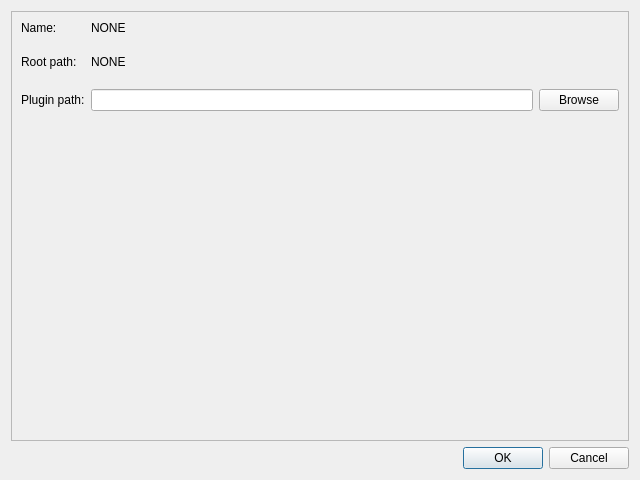
Old version of the form tools/editor/application/VadonEditor/UI/Project/ProjectSettingsDialog.ui in the repository janos-ijgyarto/vadon.
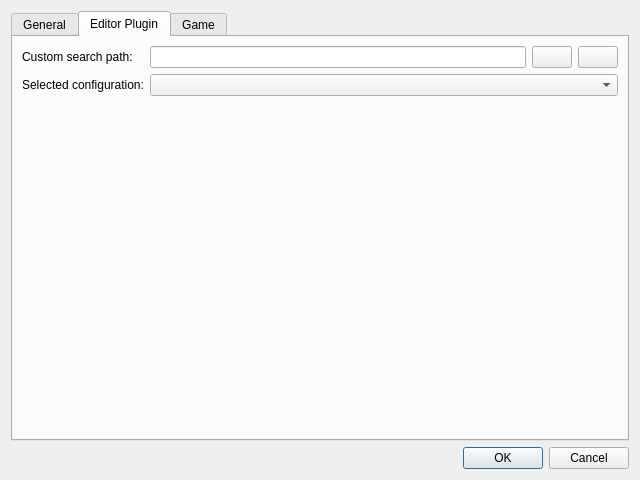
New version of the form. The open tabs and pages were chosen to show the change. Icons and pictures are not drawn.

Commit message: Editor plugin and game exe support, cache, misc. - Implemented system to detect and import Editor plugins and compatible game executables - Sharpmake generates import files for the demo game exe and editor plugin - Editor can set custom search paths for plugins and game exes, useful for developer iteration - Added command line arg used by editor simulator to select plugin config - Added logic to store local settings in project cache - Refactored QSettings usage in editor project manager, using common interface to get settings keys

The edit to the form file:
```diff
--- a/tools/editor/application/VadonEditor/UI/Project/ProjectSettingsDialog.ui
+++ b/tools/editor/application/VadonEditor/UI/Project/ProjectSettingsDialog.ui
@@ -21,25 +21,17 @@
   </property>
   <layout class="QVBoxLayout" name="verticalLayout">
    <item>
-    <widget class="QScrollArea" name="mainScrollArea">
-     <property name="widgetResizable">
-      <bool>true</bool>
+    <widget class="QTabWidget" name="settingsTabs">
+     <property name="currentIndex">
+      <number>0</number>
      </property>
-     <widget class="QWidget" name="scrollAreaWidgetContents">
-      <property name="geometry">
-       <rect>
-        <x>0</x>
-        <y>0</y>
-        <width>620</width>
-        <height>430</height>
-       </rect>
-      </property>
-      <layout class="QGridLayout" name="gridLayout">
-       <property name="verticalSpacing">
-        <number>20</number>
-       </property>
-       <item row="1" column="1" colspan="2">
-        <widget class="QLabel" name="rootPathValueLabel">
+     <widget class="QWidget" name="generalTab">
+      <attribute name="title">
+       <string>General</string>
+      </attribute>
+      <layout class="QFormLayout" name="formLayout">
+       <item row="0" column="0">
+        <widget class="QLabel" name="nameLabel">
          <property name="sizePolicy">
           <sizepolicy hsizetype="Preferred" vsizetype="Maximum">
            <horstretch>0</horstretch>
@@ -51,7 +43,7 @@
          </property>
         </widget>
        </item>
-       <item row="0" column="1" colspan="2">
+       <item row="0" column="1">
         <widget class="QLabel" name="nameValueLabel">
          <property name="sizePolicy">
           <sizepolicy hsizetype="Preferred" vsizetype="Maximum">
@@ -64,22 +56,6 @@
          </property>
         </widget>
        </item>
-       <item row="2" column="1">
-        <widget class="QLineEdit" name="pluginPathLineEdit"/>
-       </item>
-       <item row="2" column="0">
-        <widget class="QLabel" name="pluginPathLabel">
-         <property name="sizePolicy">
-          <sizepolicy hsizetype="Preferred" vsizetype="Preferred">
-           <horstretch>0</horstretch>
-           <verstretch>0</verstretch>
-          </sizepolicy>
-         </property>
-         <property name="text">
-          <string>Plugin path:</string>
-         </property>
-        </widget>
-       </item>
        <item row="1" column="0">
         <widget class="QLabel" name="rootPathLabel">
          <property name="sizePolicy">
@@ -93,8 +69,8 @@
          </property>
         </widget>
        </item>
-       <item row="0" column="0">
-        <widget class="QLabel" name="nameLabel">
+       <item row="1" column="1">
+        <widget class="QLabel" name="rootPathValueLabel">
          <property name="sizePolicy">
           <sizepolicy hsizetype="Preferred" vsizetype="Maximum">
            <horstretch>0</horstretch>
@@ -106,25 +82,111 @@
          </property>
         </widget>
        </item>
-       <item row="2" column="2">
-        <widget class="QPushButton" name="pluginPathBrowseButton">
+      </layout>
+     </widget>
+     <widget class="QWidget" name="editorPluginTab">
+      <attribute name="title">
+       <string>Editor Plugin</string>
+      </attribute>
+      <layout class="QFormLayout" name="formLayout_2">
+       <item row="0" column="0">
+        <widget class="QLabel" name="pluginPathOverrideLabel">
          <property name="text">
-          <string>Browse</string>
+          <string>Custom search path:</string>
          </property>
         </widget>
        </item>
-       <item row="3" column="0" colspan="3">
-        <spacer name="verticalSpacer">
-         <property name="orientation">
-          <enum>Qt::Orientation::Vertical</enum>
+       <item row="0" column="1">
+        <layout class="QHBoxLayout" name="pluginCustomPathHBox">
+         <item>
+          <widget class="QLineEdit" name="pluginCustomPathEdit">
+           <property name="readOnly">
+            <bool>true</bool>
+           </property>
+          </widget>
+         </item>
+         <item>
+          <widget class="QPushButton" name="pluginCustomPathBrowseButton">
+           <property name="text">
+            <string/>
+           </property>
+           <property name="icon">
+            <iconset theme="QIcon::ThemeIcon::FolderOpen"/>
+           </property>
+          </widget>
+         </item>
+         <item>
+          <widget class="QPushButton" name="pluginCustomPathClearButton">
+           <property name="text">
+            <string/>
+           </property>
+           <property name="icon">
+            <iconset theme="QIcon::ThemeIcon::EditClear"/>
+           </property>
+          </widget>
+         </item>
+        </layout>
+       </item>
+       <item row="1" column="0">
+        <widget class="QLabel" name="pluginConfigurationLabel">
+         <property name="text">
+          <string>Selected configuration:</string>
          </property>
-         <property name="sizeHint" stdset="0">
-          <size>
-           <width>20</width>
-           <height>40</height>
-          </size>
+        </widget>
+       </item>
+       <item row="1" column="1">
+        <widget class="QComboBox" name="pluginConfigurationCombo"/>
+       </item>
+      </layout>
+     </widget>
+     <widget class="QWidget" name="gameTab">
+      <attribute name="title">
+       <string>Game</string>
+      </attribute>
+      <layout class="QFormLayout" name="formLayout_3">
+       <item row="0" column="0">
+        <widget class="QLabel" name="gameCustomPathLabel">
+         <property name="text">
+          <string>Custom search path:</string>
          </property>
-        </spacer>
+        </widget>
+       </item>
+       <item row="0" column="1">
+        <layout class="QHBoxLayout" name="gameCustomPathHBox">
+         <item>
+          <widget class="QLineEdit" name="gameCustomPathEdit"/>
+         </item>
+         <item>
+          <widget class="QPushButton" name="gameCustomPathBrowseButton">
+           <property name="text">
+            <string/>
+           </property>
+           <property name="icon">
+            <iconset theme="QIcon::ThemeIcon::FolderOpen"/>
+           </property>
+          </widget>
+         </item>
+         <item>
+          <widget class="QPushButton" name="gameCustomPathClearButton">
+           <property name="text">
+            <string/>
+           </property>
+           <property name="icon">
+            <iconset theme="QIcon::ThemeIcon::EditClear"/>
+           </property>
+          </widget>
+         </item>
+        </layout>
+       </item>
+       <item row="1" column="0">
+        <widget class="QLabel" name="gameConfigurationLabel">
+         <property name="text">
+          <string>Selected configuration:</string>
+         </property>
+        </widget>
+       </item>
+       <item row="1" column="1">
+        <widget class="QComboBox" name="gameConfigurationCombo"/>
        </item>
       </layout>
      </widget>
```
Left out of the diff: 134 changed lines with no effect on the pictures. The commit also changes 13 other files.
